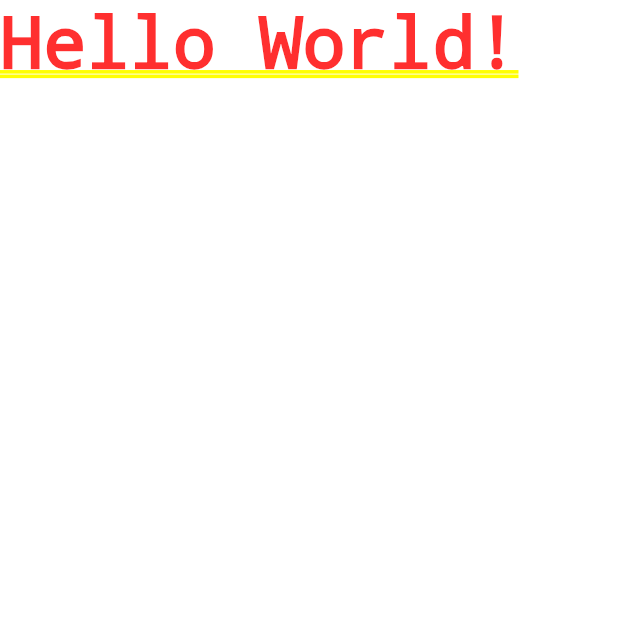
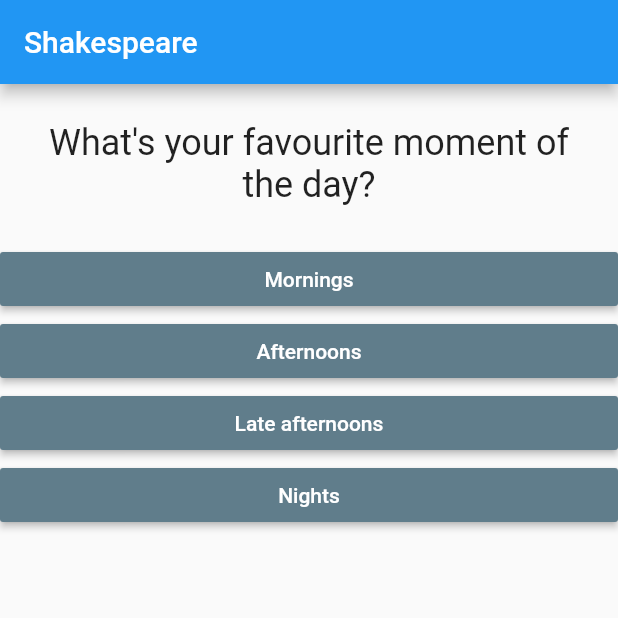
Before and after one commit to jtarulla/flutter-quiz-app, a Flutter app: the screen it shows after launch, on a phone screen of 412 x 824 dp, the top half of it. Run offline on Flutter 3.47's test engine with Material 2 defaults, Android fonts, the phone set to English and light mode, and no system bars.

Commit message:
Added questions, anwers and responses. Working app

```diff
--- /dev/null
+++ b/lib/answer.dart
@@ -0,0 +1,20 @@
+import 'package:flutter/material.dart';
+
+class Answer extends StatelessWidget {
+  final Function selectHandler;
+  final String answerText;
+
+  Answer(this.selectHandler, this.answerText);
+
+  @override
+  Widget build(BuildContext context) {
+    return Container(
+      width: double.infinity,
+      child: RaisedButton(
+          color: Colors.blueGrey,
+          textColor: Colors.white,
+          child: Text(answerText),
+          onPressed: selectHandler),
+    );
+  }
+}
--- a/lib/main.dart
+++ b/lib/main.dart
@@ -1,11 +1,80 @@
 import 'package:flutter/material.dart';
 
-void main() {
-  runApp(QuizApp());
+import 'quiz.dart';
+import 'result.dart';
+
+void main() => runApp(QuizApp());
+
+class QuizApp extends StatefulWidget {
+  @override
+  State<StatefulWidget> createState() {
+    return _QuizAppState();
+  }
 }
 
-class QuizApp extends StatelessWidget {
+class _QuizAppState extends State<QuizApp> {
+  final _questions = const [
+    {
+      'questionText': 'What\'s your favourite moment of the day?',
+      'answers': [
+        {'text': 'Mornings', 'score': 4},
+        {'text': 'Afternoons', 'score': 3},
+        {'text': 'Late afternoons', 'score': 2},
+        {'text': 'Nights', 'score': 1}
+      ]
+    },
+    {
+      'questionText': 'What\'s the animal that better represents you?',
+      'answers': [
+        {'text': 'Dog', 'score': 3},
+        {'text': 'Lion', 'score': 4},
+        {'text': 'Dolphin', 'score': 3},
+        {'text': 'Cat', 'score': 1}
+      ]
+    },
+    {
+      'questionText': 'What\'s your code language of choice?',
+      'answers': [
+        {'text': 'JavaScript', 'score': 2},
+        {'text': 'Pyhton', 'score': 5},
+        {'text': 'Java', 'score': 3},
+        {'text': 'C#', 'score': 4},
+        {'text': 'I have no idea', 'score': 1}
+      ]
+    }
+  ];
+  var _questionIndex = 0;
+  var _totalScore = 0;
+
+  void _answerQuestion(int score) {
+    _totalScore += score;
+
+    setState(() {
+      _questionIndex += 1;
+    });
+    print(_questionIndex);
+  }
+
+  void _resetQuiz() {
+    setState(() {
+      _questionIndex = 0;
+      _totalScore = 0;
+    });
+  }
+
+  @override
   Widget build(BuildContext context) {
-    return MaterialApp(home: Text('Hello World!'));
+    return MaterialApp(
+        home: Scaffold(
+      appBar: AppBar(
+        title: Text('Shakespeare'),
+      ),
+      body: _questionIndex < _questions.length
+          ? Quiz(
+              answerQuestion: _answerQuestion,
+              questions: _questions,
+              questionIndex: _questionIndex)
+          : Result(_totalScore, _resetQuiz),
+    ));
   }
 }
--- /dev/null
+++ b/lib/question.dart
@@ -0,0 +1,20 @@
+import 'package:flutter/material.dart';
+
+class Question extends StatelessWidget {
+  final String questionText;
+
+  Question(this.questionText);
+
+  @override
+  Widget build(BuildContext context) {
+    return Container(
+      width: double.infinity,
+      margin: EdgeInsets.all(25),
+      child: Text(
+        questionText,
+        style: TextStyle(fontFamily: 'Roboto', fontSize: 24),
+        textAlign: TextAlign.center,
+      ),
+    );
+  }
+}
--- /dev/null
+++ b/lib/quiz.dart
@@ -0,0 +1,28 @@
+import 'package:flutter/material.dart';
+
+import 'question.dart';
+import 'answer.dart';
+
+class Quiz extends StatelessWidget {
+  final List<Map<String, Object>> questions;
+  final int questionIndex;
+  final Function answerQuestion;
+
+  Quiz({
+    @required this.questions,
+    @required this.answerQuestion,
+    @required this.questionIndex,
+  });
+
+  @override
+  Widget build(BuildContext context) {
+    return Column(
+      children: [
+        Question(questions[questionIndex]['questionText']),
+        ...(questions[questionIndex]['answers'] as List<Map<String, Object>>)
+            .map((answer) =>
+                Answer(() => answerQuestion(answer['score']), answer['text']))
+      ],
+    );
+  }
+}
```
Also changed, not shown: lib/result.dart (added, +43 -0 lines), 2 other files.
